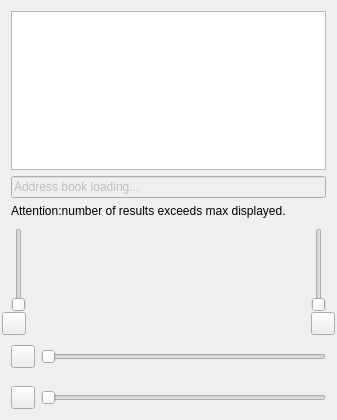
Before: the Qt Designer form src/ui/sflphone_kdeview_base.ui in KDE/ring-kde, drawn with Qt 5.
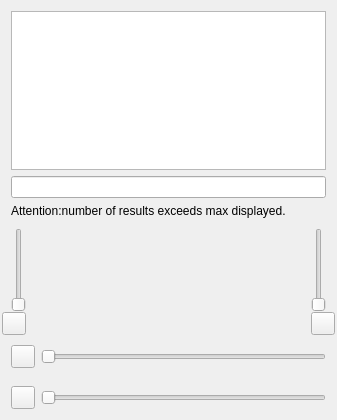
After: the same form once the commit is applied. The open tabs and pages were chosen to show the change. Icons and pictures are not drawn. Custom widgets are drawn as their Qt base class.

Diff of the .ui file:
```diff
--- a/src/ui/sflphone_kdeview_base.ui
+++ b/src/ui/sflphone_kdeview_base.ui
@@ -67,10 +67,10 @@
        <item>
         <widget class="KLineEdit" name="lineEdit_addressBook">
          <property name="enabled">
-          <bool>false</bool>
+          <bool>true</bool>
          </property>
          <property name="text">
-          <string>Address book loading...</string>
+          <string/>
          </property>
          <property name="showClearButton" stdset="0">
           <bool>true</bool>
```
Left out of the diff: 2 changed lines with no effect on the pictures.
